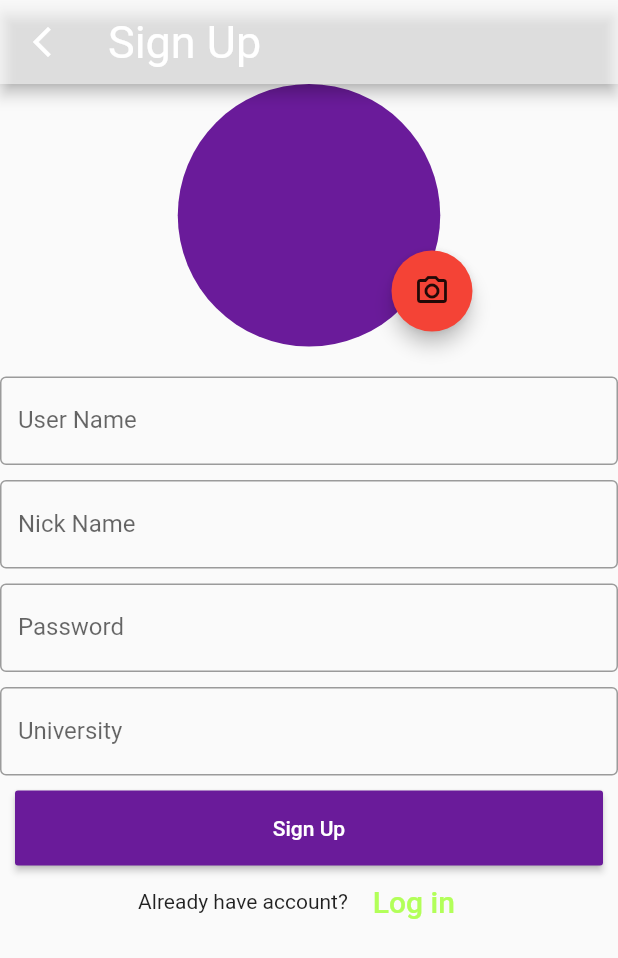
After one commit to snzyrn/unistuff, a Flutter app: the SignUp screen opened directly, on a phone screen of 412 x 824 dp. The commit adds this screen. Shown: the top 958 px of the screen. Run offline on Flutter 3.47's test engine with Material 2 defaults, Android fonts, the phone set to English and light mode, and no system bars.

Commit message:
Add files via upload
Sign Up ve Log In kısımları eklendi

```diff
--- a/Flutter/lib/home_screen.dart
+++ b/Flutter/lib/home_screen.dart
@@ -42,6 +42,7 @@ class _LoginState extends State<Login> {
             child: TextField(
                     controller: nameController,
                     decoration: InputDecoration(
+                      border: OutlineInputBorder(),
                       icon: Icon(Icons.person),
                       labelText: 'User Name',
                     ),
@@ -68,6 +69,7 @@ class _LoginState extends State<Login> {
                     obscureText: true,
                     controller: passwordController,
                     decoration: InputDecoration(
+                      border: OutlineInputBorder(),
                       icon: Icon(Icons.password_outlined),
                       labelText: 'Password',
               ),
@@ -93,8 +95,7 @@ class _LoginState extends State<Login> {
                         print(passwordController.text);
                       },
                     )),
-                Container(
-                  child: Row(
+                Row(
                   children: <Widget>[
                     Text('Does not have account?'),
                     FlatButton(
@@ -109,7 +110,7 @@ class _LoginState extends State<Login> {
                     )
                   ],
                   mainAxisAlignment: MainAxisAlignment.center,
-                ))
+                )
         ],
       ),
     );
--- /dev/null
+++ b/Flutter/lib/signup.dart
@@ -0,0 +1,128 @@
+import 'package:flutter/material.dart';
+
+class SignUp extends StatefulWidget {
+  const SignUp({Key? key}) : super(key: key);
+
+  @override
+  _SignUpState createState() => _SignUpState();
+}
+
+class _SignUpState extends State<SignUp> {
+  TextEditingController nameController = TextEditingController();
+  TextEditingController passwordController = TextEditingController();
+  TextEditingController birthdayController = TextEditingController();
+  TextEditingController emailController = TextEditingController();
+  TextEditingController nicknameController = TextEditingController();
+  TextEditingController universityController = TextEditingController();
+
+
+  @override
+  Widget build(BuildContext context) {
+    return Scaffold(
+      appBar: AppBar(
+        leading: Icon(Icons.arrow_back_ios_new),
+        title: const Text('Sign Up'),
+        backgroundColor: Colors.white54,
+        titleTextStyle: const TextStyle(fontSize: 30.0, color: Colors.white ),
+
+      ),
+      body: Center(
+        child: ListView(
+          children: [
+             SizedBox(
+              height: 175,
+              width: 175,
+              child: Stack(
+                clipBehavior: Clip.none,
+                fit: StackFit.expand,
+                children: [
+                  CircleAvatar(
+                    backgroundColor: Colors.purple.shade800,
+                  ),
+                  Positioned(
+                    bottom: 10,
+                    right: 80,
+                    child:
+                  RawMaterialButton(onPressed: () {},
+                   elevation: 5.0,
+                   fillColor: Colors.red,
+                   child: const Icon(Icons.camera_alt_outlined),
+                   padding: const EdgeInsets.all(15.0),
+                   shape: const CircleBorder(),
+
+                   ),
+                  ),
+                ],
+              ),
+            ),
+            SizedBox(
+              height: 20,
+            ),
+            TextField(
+              controller: nameController,
+              decoration: const InputDecoration(
+                labelText: 'User Name',
+                border: OutlineInputBorder(),
+                  ),
+                ),
+
+            const SizedBox(height: 10,),
+            TextField(
+              controller: nicknameController,
+              decoration: const InputDecoration(
+                labelText: 'Nick Name',
+                border: OutlineInputBorder(),
+              ),
+            ),
+            const SizedBox(height: 10,),
+            TextField(
+              controller: passwordController,
+              decoration: const InputDecoration(
+                labelText: 'Password',
+                border: OutlineInputBorder(),
+              ),
+            ),
+            const SizedBox(height: 10,),
+            TextField(
+              controller: universityController,
+              decoration: const InputDecoration(
+                labelText: 'University',
+                border: OutlineInputBorder(),
+              ),
+            ),
+            const SizedBox(height: 10,),
+                Container(
+                  height: 50,
+                    padding: const EdgeInsets.fromLTRB(10, 0, 10, 0),
+                    child: RaisedButton(
+                      textColor: Colors.white,
+                      color: Colors.purple.shade800,
+                      child: const Text('Sign Up'),
+                      onPressed: () {
+                        print(nameController.text);
+                        print(passwordController.text);
+                  },
+                )
+              ),
+              Row(
+                children: <Widget>[
+                  const Text('Already have account?'),
+                  FlatButton(
+                    textColor: Colors.lightGreenAccent,
+                    child: const Text(
+                      'Log in',
+                      style: TextStyle(fontSize: 20),
+                      ),
+                      onPressed: () {
+                        //signup screen
+                },
+              )
+              ],
+              mainAxisAlignment: MainAxisAlignment.center,
+              ),
+          ]
+        ),
+      ),
+    );
+  }
+}
```
Lines whose indentation alone changed are shown as unchanged.
